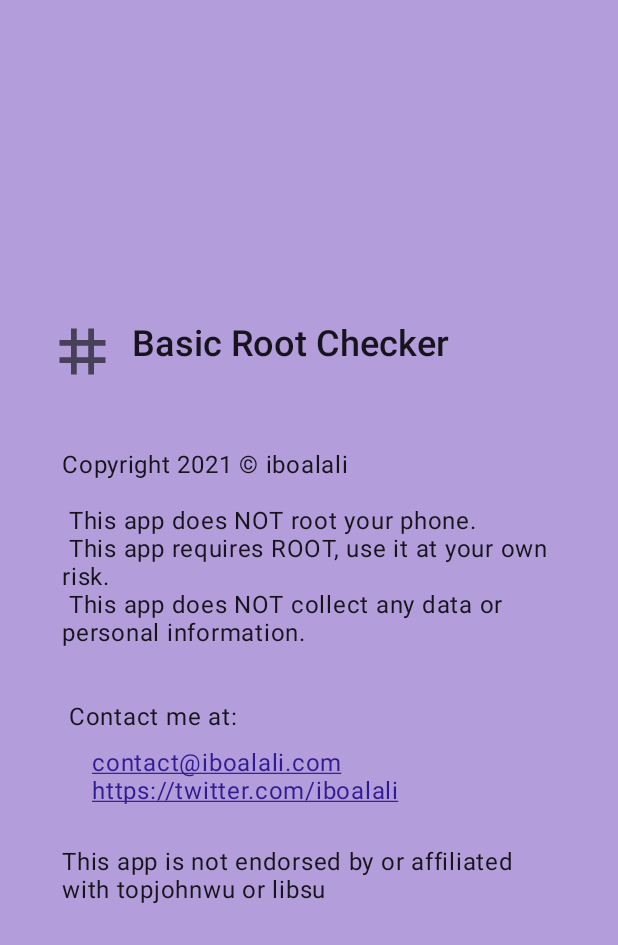
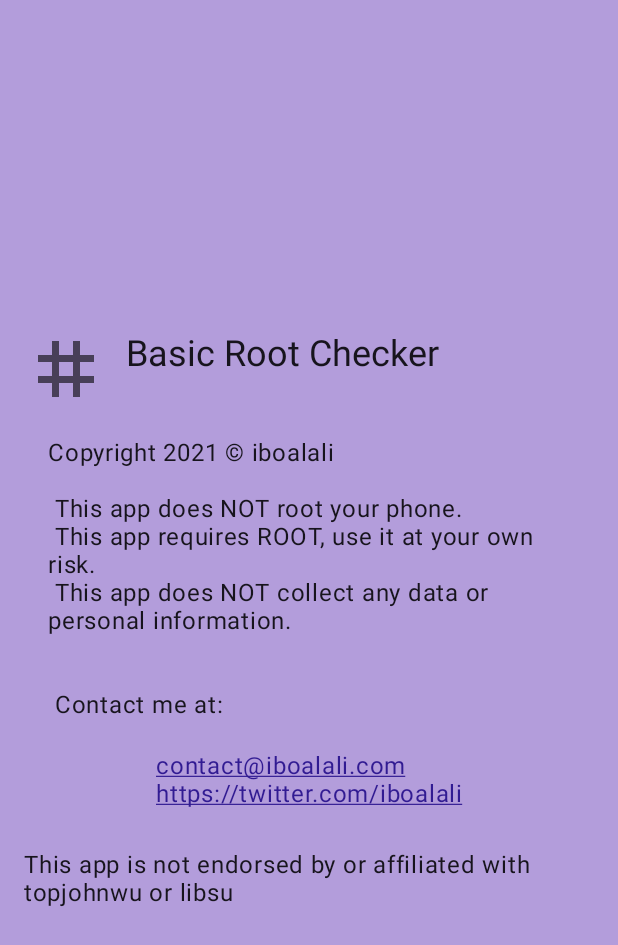
Before and after one commit to iboalali/Basic-Root-Checker, an Android app: the AboutActivity screen opened directly, with no data from a screen before it, on a phone screen of 412 x 824 dp. Shown: the top 945 px of the screen. Run offline under Robolectric (Android 15) with nearby library versions, the phone set to English and light mode, and no system bars; our stand-ins replace data binding.

Commit message:
Re-did the about screen

```diff
--- a/app/src/main/res/layout/activity_about.xml
+++ b/app/src/main/res/layout/activity_about.xml
@@ -2,92 +2,96 @@
     xmlns:app="http://schemas.android.com/apk/res-auto"
     xmlns:tools="http://schemas.android.com/tools">
 
+    <FrameLayout
+        android:layout_width="match_parent"
+        android:layout_height="match_parent"
+        android:background="?attr/colorSurface"
+        android:theme="@style/Theme.iboalali.Other"
+        tools:context=".AboutActivity">
+
+        <FrameLayout
+            android:layout_width="match_parent"
+            android:layout_height="wrap_content"
+            android:layout_gravity="center"
+            android:paddingHorizontal="@dimen/default_padding">
+
             <androidx.constraintlayout.widget.ConstraintLayout
                 android:id="@+id/rootLayout"
                 android:layout_width="match_parent"
-        android:layout_height="match_parent"
-        android:theme="@style/Theme.iboalali.Other"
-        android:background="?attr/colorSurface"
-        tools:context=".AboutActivity">
-
-        <LinearLayout
-            android:layout_width="0dp"
-            android:layout_height="wrap_content"
-            android:orientation="vertical"
-            android:paddingStart="@dimen/activity_horizontal_margin"
-            android:paddingEnd="@dimen/activity_horizontal_margin"
-            app:layout_constraintBottom_toBottomOf="parent"
-            app:layout_constraintEnd_toEndOf="parent"
-            app:layout_constraintStart_toStartOf="parent"
-            app:layout_constraintTop_toTopOf="parent">
-
-            <RelativeLayout
-                android:layout_width="match_parent"
-                android:layout_height="match_parent"
-                android:layout_margin="16dp">
+                android:layout_height="match_parent">
 
                 <androidx.appcompat.widget.AppCompatImageView
                     android:id="@+id/about_appIcon"
-                    android:layout_width="46dp"
-                    android:layout_height="46dp"
-                    android:layout_alignParentStart="true"
-                    android:layout_alignParentLeft="true"
-                    android:layout_alignParentTop="true"
-                    android:layout_marginEnd="10dp"
-                    android:layout_marginRight="10dp"
+                    android:layout_width="56dp"
+                    android:layout_height="56dp"
                     android:contentDescription="@string/contentDescription_appIcon"
+                    app:layout_constraintDimensionRatio="1:1"
+                    app:layout_constraintStart_toStartOf="parent"
+                    app:layout_constraintTop_toTopOf="parent"
                     app:srcCompat="@drawable/ic_baseline_tag_24" />
 
                 <com.google.android.material.textview.MaterialTextView
                     android:id="@+id/about_appName"
-                    android:layout_width="wrap_content"
+                    android:layout_width="0dp"
                     android:layout_height="wrap_content"
-                    android:layout_toEndOf="@+id/about_appIcon"
-                    android:layout_toRightOf="@+id/about_appIcon"
-                    android:fontFamily="@string/font_family_title_material"
+                    android:layout_marginStart="12dp"
+                    android:layout_marginLeft="12dp"
                     android:text="@string/app_name"
-                    android:textAppearance="@style/TextAppearance.MaterialComponents.Headline5" />
+                    android:textAppearance="@style/TextAppearance.MaterialComponents.Headline5"
+                    app:layout_constraintEnd_toEndOf="parent"
+                    app:layout_constraintStart_toEndOf="@id/about_appIcon"
+                    app:layout_constraintTop_toTopOf="parent" />
 
                 <com.google.android.material.textview.MaterialTextView
                     android:id="@+id/about_appVersion"
                     android:layout_width="wrap_content"
                     android:layout_height="wrap_content"
-                    android:layout_below="@+id/about_appName"
-                    android:layout_toEndOf="@+id/about_appIcon"
-                    android:layout_toRightOf="@+id/about_appIcon"
-                    android:fontFamily="@string/font_family_subhead_material"
+                    android:layout_marginStart="12dp"
+                    android:layout_marginLeft="12dp"
                     android:textAppearance="@style/TextAppearance.MaterialComponents.Body1"
                     android:textSize="@dimen/TextAppearance_Subhead"
+                    app:layout_constraintStart_toEndOf="@id/about_appIcon"
+                    app:layout_constraintTop_toBottomOf="@id/about_appName"
                     tools:text="v1.6vc22" />
 
-            </RelativeLayout>
+                <androidx.constraintlayout.widget.Barrier
+                    android:id="@+id/app_name_barrier"
+                    android:layout_width="wrap_content"
+                    android:layout_height="wrap_content"
+                    app:barrierDirection="bottom"
+                    app:constraint_referenced_ids="about_appIcon, about_appName, about_appVersion" />
 
                 <com.google.android.material.textview.MaterialTextView
+                    android:id="@+id/about_copyright"
                     android:layout_width="match_parent"
                     android:layout_height="wrap_content"
-                android:layout_marginStart="25dp"
-                android:layout_marginLeft="25dp"
-                android:layout_marginTop="16dp"
+                    android:paddingHorizontal="@dimen/default_padding"
+                    android:paddingTop="@dimen/default_padding"
                     android:text="@string/about_part1"
-                android:textAppearance="@style/TextAppearance.MaterialComponents.Body1" />
+                    android:textAppearance="@style/TextAppearance.MaterialComponents.Body1"
+                    app:layout_constraintTop_toBottomOf="@id/app_name_barrier" />
 
                 <com.google.android.material.textview.MaterialTextView
+                    android:id="@+id/about_contact"
                     android:layout_width="wrap_content"
                     android:layout_height="wrap_content"
-                android:layout_marginStart="45dp"
-                android:layout_marginLeft="45dp"
-                android:layout_marginTop="-10dp"
                     android:autoLink="all"
                     android:text="@string/about_email_twitter"
-                android:textAppearance="@style/TextAppearance.MaterialComponents.Body1" />
+                    android:textAppearance="@style/TextAppearance.MaterialComponents.Body1"
+                    app:layout_constraintEnd_toEndOf="parent"
+                    app:layout_constraintStart_toStartOf="parent"
+                    app:layout_constraintTop_toBottomOf="@id/about_copyright" />
 
                 <com.google.android.material.textview.MaterialTextView
+                    android:id="@+id/about_not_affiliated"
                     android:layout_width="wrap_content"
                     android:layout_height="wrap_content"
                     android:layout_margin="25dp"
                     android:text="@string/about_not_affiliated"
-                android:textAppearance="@style/TextAppearance.MaterialComponents.Body1" />
+                    android:textAppearance="@style/TextAppearance.MaterialComponents.Body1"
+                    app:layout_constraintTop_toBottomOf="@id/about_contact" />
 
-        </LinearLayout>
             </androidx.constraintlayout.widget.ConstraintLayout>
+        </FrameLayout>
+    </FrameLayout>
 </layout>
```
Lines whose indentation alone changed are shown as unchanged.
